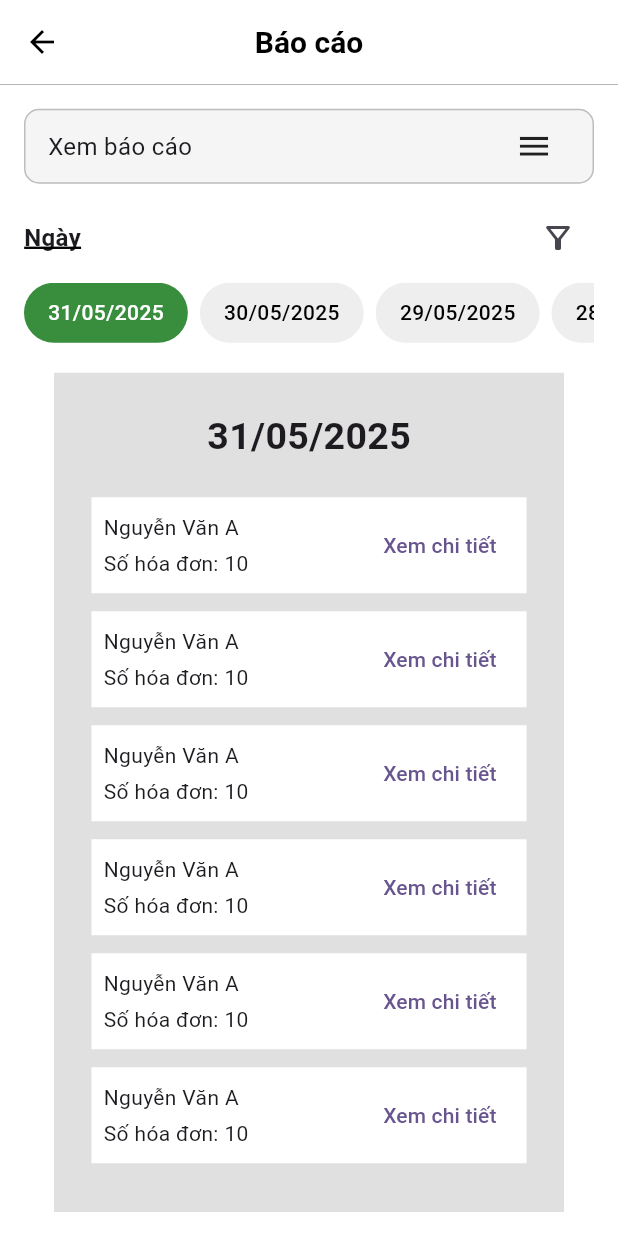
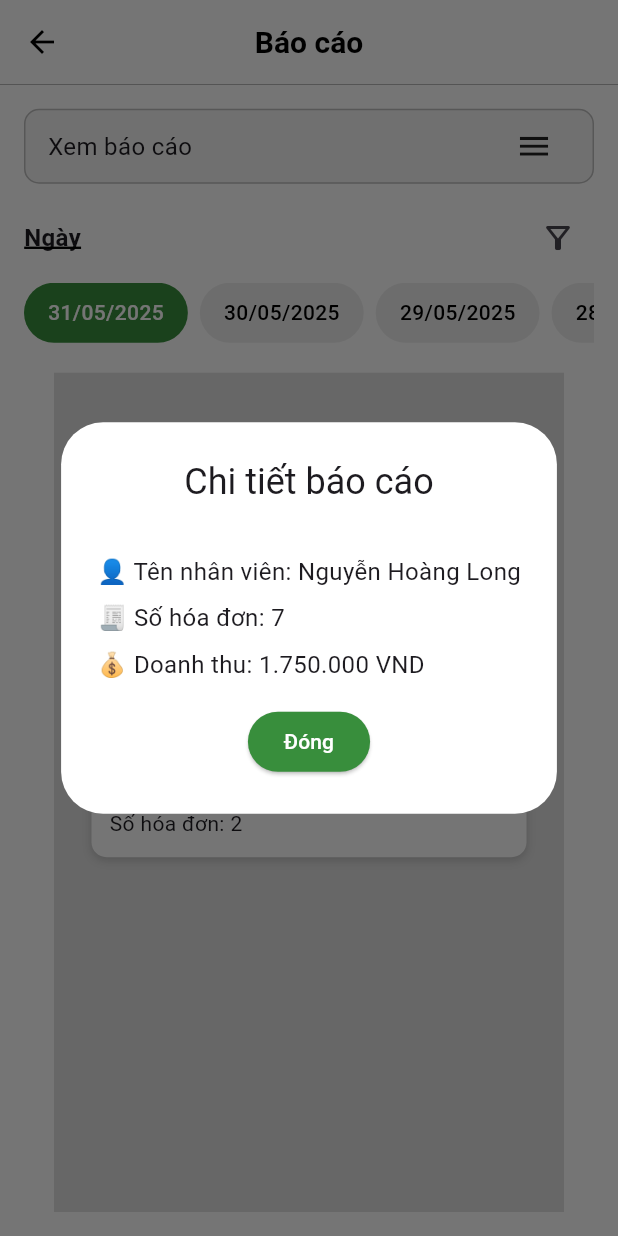
Before and after one commit to DuyHieu2004/Ho-Tro-Nha-Hang-Order---Thanh-Toan---Goi-Mon, a Flutter app: the ReportsScreen screen opened directly, after a tap on "Xem chi tiết", on a phone screen of 412 x 824 dp. Run offline on Flutter 3.47's test engine with Material 3 defaults, Android fonts, the phone set to English and light mode, and no system bars; our stand-ins replace badges, convex_bottom_bar, firebase_auth, firebase_core, fl_chart, flutter_animate and 1 more; accounts and stored records are empty; network calls fail.

Commit message:
Update BaoCao_Screen

```diff
--- /dev/null
+++ b/lib/data/report_data.dart
@@ -0,0 +1,57 @@
+class ReportEntry {
+  final String name;
+  final int invoiceCount;
+  final double revenue;
+  final int customerCount; // Số khách hàng phục vụ
+
+  ReportEntry({
+    required this.name,
+    required this.invoiceCount,
+    required this.revenue,
+    required this.customerCount,
+  });
+}
+
+final Map<String, List<ReportEntry>> mockReportData = {
+  '31/05/2025': [
+    ReportEntry(name: 'Nguyễn Hoàng Long', invoiceCount: 7, revenue: 1750000, customerCount: 10),
+    ReportEntry(name: 'Trần Thu Hà', invoiceCount: 5, revenue: 570000, customerCount: 7),
+    ReportEntry(name: 'Đỗ Hoàng Uyên', invoiceCount: 2, revenue: 170000, customerCount: 2),
+  ],
+  '30/05/2025': [
+    ReportEntry(name: 'Lê Minh Tuấn', invoiceCount: 14, revenue: 2600000, customerCount: 15),
+    ReportEntry(name: 'Phạm Hải Nam', invoiceCount: 8, revenue: 1500000, customerCount: 9),
+  ],
+  '29/05/2025': [
+    ReportEntry(name: 'Ngô Mai Anh', invoiceCount: 16, revenue: 3100000, customerCount: 18),
+    ReportEntry(name: 'Đỗ Trung Kiên', invoiceCount: 7, revenue: 1200000, customerCount: 7),
+  ],
+  '28/05/2025': [
+    ReportEntry(name: 'Hoàng Ngọc Bích', invoiceCount: 18, revenue: 3300000, customerCount: 20),
+    ReportEntry(name: 'Nguyễn Hoàng Long', invoiceCount: 6, revenue: 950000, customerCount: 6),
+  ],
+  '27/05/2025': [
+    ReportEntry(name: 'Trần Thu Hà', invoiceCount: 11, revenue: 1950000, customerCount: 12),
+    ReportEntry(name: 'Lê Minh Tuấn', invoiceCount: 10, revenue: 1800000, customerCount: 11),
+  ],
+  '26/05/2025': [
+    ReportEntry(name: 'Phạm Hải Nam', invoiceCount: 13, revenue: 2400000, customerCount: 14),
+    ReportEntry(name: 'Ngô Mai Anh', invoiceCount: 5, revenue: 870000, customerCount: 5),
+  ],
+  '25/05/2025': [
+    ReportEntry(name: 'Đỗ Trung Kiên', invoiceCount: 9, revenue: 1600000, customerCount: 10),
+    ReportEntry(name: 'Hoàng Ngọc Bích', invoiceCount: 8, revenue: 1500000, customerCount: 9),
+  ],
+  '24/05/2025': [
+    ReportEntry(name: 'Nguyễn Hoàng Long', invoiceCount: 15, revenue: 2800000, customerCount: 17),
+    ReportEntry(name: 'Trần Thu Hà', invoiceCount: 10, revenue: 1900000, customerCount: 11),
+  ],
+  '23/05/2025': [
+    ReportEntry(name: 'Lê Minh Tuấn', invoiceCount: 12, revenue: 2200000, customerCount: 13),
+    ReportEntry(name: 'Phạm Hải Nam', invoiceCount: 7, revenue: 1300000, customerCount: 8),
+  ],
+  '22/05/2025': [
+    ReportEntry(name: 'Ngô Mai Anh', invoiceCount: 14, revenue: 2500000, customerCount: 15),
+    ReportEntry(name: 'Đỗ Trung Kiên', invoiceCount: 6, revenue: 980000, customerCount: 6),
+  ],
+};
--- a/lib/screens/BaoCao_Screen.dart
+++ b/lib/screens/BaoCao_Screen.dart
@@ -1,14 +1,6 @@
 import 'package:flutter/material.dart';
 import 'package:intl/intl.dart';
-
-void main() {
-  runApp(
-    MaterialApp(
-      debugShowCheckedModeBanner: false,
-      home: ReportsScreen(),
-    ),
-  );
-}
+import '../data/report_data.dart';
 
 class ReportsScreen extends StatefulWidget {
   @override
@@ -215,16 +207,20 @@ class _ReportsScreenState extends State<ReportsScreen> {
                   Expanded(
                     child: Center(
                       child: Container(
-                        width: 340, // chiều rộng khung
+                        width: 340,
                         padding: const EdgeInsets.all(25),
                         color: Colors.grey.shade300,
                         child: Column(
                           crossAxisAlignment: CrossAxisAlignment.start,
                           children: [
-                            // Header ngày
+                            // Hiển thị tiêu đề Ngày / Tháng / Năm
                             Center(
                               child: Text(
-                                _formatDate(_recentDates[_selectedDateIndex]),
+                                _selectedFilterType == 'Năm'
+                                    ? 'Năm ${_filterItems[_selectedDateIndex]}'
+                                    : _selectedFilterType == 'Tháng'
+                                    ? 'Tháng ${_filterItems[_selectedDateIndex]}'
+                                    : _formatDate(_recentDates[_selectedDateIndex]),
                                 style: const TextStyle(
                                   fontWeight: FontWeight.bold,
                                   fontSize: 25,
@@ -235,32 +231,90 @@ class _ReportsScreenState extends State<ReportsScreen> {
 
                             // Danh sách báo cáo
                             Expanded(
-                              child: ListView.builder(
-                                itemCount: 6,
+                              child: Builder(
+                                builder: (context) {
+                                  final selectedDateStr = _filterItems[_selectedDateIndex];
+                                  final entries = mockReportData[selectedDateStr] ?? [];
+
+                                  if (entries.isEmpty) {
+                                    return const Center(child: Text('Không có dữ liệu.'));
+                                  }
+
+                                  return ListView.builder(
+                                    itemCount: entries.length,
                                     itemBuilder: (context, index) {
+                                      final entry = entries[index];
                                       return Container(
                                         margin: const EdgeInsets.symmetric(vertical: 6),
-                                    padding: const EdgeInsets.all(8),
+                                        padding: const EdgeInsets.all(12),
+                                        decoration: BoxDecoration(
                                           color: Colors.white,
+                                          borderRadius: BorderRadius.circular(10),
+                                          boxShadow: [
+                                            BoxShadow(
+                                              color: Colors.grey.shade400,
+                                              blurRadius: 4,
+                                              offset: const Offset(0, 2),
+                                            )
+                                          ],
+                                        ),
                                         child: Row(
                                           mainAxisAlignment: MainAxisAlignment.spaceBetween,
                                           children: [
                                             Column(
                                               crossAxisAlignment: CrossAxisAlignment.start,
-                                          children: const [
-                                            Text('Nguyễn Văn A'),
-                                            SizedBox(height: 4),
-                                            Text('Số hóa đơn: 10'),
+                                              children: [
+                                                Text(entry.name,
+                                                    style: const TextStyle(
+                                                        fontSize: 16, fontWeight: FontWeight.bold)),
+                                                const SizedBox(height: 4),
+                                                Text('Số hóa đơn: ${entry.invoiceCount}'),
                                               ],
                                             ),
                                             TextButton(
                                               onPressed: () {
-                                            // TODO: xử lý xem chi tiết
+                                                showDialog(
+                                                  context: context,
+                                                  builder: (BuildContext context) {
+                                                    return AlertDialog(
+                                                      backgroundColor: Colors.white,
+                                                      title: const Center(child: Text('Chi tiết báo cáo')),
+                                                      content: Column(
+                                                        mainAxisSize: MainAxisSize.min,
+                                                        crossAxisAlignment: CrossAxisAlignment.start,
+                                                        children: [
+                                                          const SizedBox(height: 16),
+                                                          Text('👤 Tên nhân viên: ${entry.name}', style: const TextStyle(fontSize: 16)),
+                                                          const SizedBox(height: 8),
+                                                          Text('🧾 Số hóa đơn: ${entry.invoiceCount}', style: const TextStyle(fontSize: 16)),
+                                                          const SizedBox(height: 8),
+                                                          Text('💰 Doanh thu: ${NumberFormat('#,###', 'vi_VN').format(entry.revenue)} VND',
+                                                            style: const TextStyle(fontSize: 16),
+                                                          ),
+                                                          const SizedBox(height: 16),
+                                                          Align(
+                                                            alignment: Alignment.center,
+                                                            child: ElevatedButton(
+                                                              onPressed: () => Navigator.pop(context),
+                                                              style: ElevatedButton.styleFrom(
+                                                                backgroundColor: Colors.green[700], // nền xanh
+                                                                foregroundColor: Colors.white, // chữ trắng
+                                                              ),
+                                                              child: const Text('Đóng'),
+                                                            ),
+                                                          ),
+                                                        ],
+                                                      ),
+                                                    );
+                                                  },
+                                                );
                                               },
                                               child: const Text('Xem chi tiết'),
                                             ),
                                           ],
                                         ),
+                                      );
+                                    },
                                   );
                                 },
                               ),
@@ -274,7 +328,7 @@ class _ReportsScreenState extends State<ReportsScreen> {
               )
                   : Column(
                   children: [
-                  _buildReportCard(),
+                    _buildReportCard(_filterItems[_selectedDateIndex]),
                   const SizedBox(height: 24),
                   SizedBox(
                     width: double.infinity,
@@ -302,7 +356,13 @@ class _ReportsScreenState extends State<ReportsScreen> {
   }
 }
 
-Widget _buildReportCard() {
+Widget _buildReportCard(String dateKey) {
+  final entries = mockReportData[dateKey] ?? [];
+
+  final totalInvoices = entries.fold<int>(0, (sum, e) => sum + e.invoiceCount);
+  final totalRevenue = entries.fold<double>(0.0, (sum, e) => sum + e.revenue);
+  final nguoiLap = entries.isNotEmpty ? entries.first.name : "Chưa rõ";
+
   return Container(
     width: 320,
     padding: const EdgeInsets.all(16),
@@ -310,10 +370,10 @@ Widget _buildReportCard() {
       color: Colors.grey.shade200,
       borderRadius: BorderRadius.circular(8),
     ),
-    child: const Column(
+    child: Column(
       crossAxisAlignment: CrossAxisAlignment.start,
       children: [
-        Center(
+        const Center(
           child: Text(
             'Bản báo cáo',
             style: TextStyle(
@@ -323,36 +383,37 @@ Widget _buildReportCard() {
             ),
           ),
         ),
-        SizedBox(height: 20),
+        const SizedBox(height: 20),
         Row(
           mainAxisAlignment: MainAxisAlignment.spaceBetween,
           children: [
-            Text('Ngày', style: TextStyle(fontSize: 16, fontWeight: FontWeight.bold)),
-            Text('15/2/2025', style: TextStyle(fontSize: 16)),
+            const Text('Ngày', style: TextStyle(fontSize: 16, fontWeight: FontWeight.bold)),
+            Text(dateKey, style: const TextStyle(fontSize: 16)),
           ],
         ),
-        SizedBox(height: 14),
+        const SizedBox(height: 14),
         Row(
           mainAxisAlignment: MainAxisAlignment.spaceBetween,
           children: [
-            Text('Hóa đơn', style: TextStyle(fontSize: 16, fontWeight: FontWeight.bold)),
-            Text('15', style: TextStyle(fontSize: 16)),
+            const Text('Hóa đơn', style: TextStyle(fontSize: 16, fontWeight: FontWeight.bold)),
+            Text('$totalInvoices', style: const TextStyle(fontSize: 16)),
           ],
         ),
-        SizedBox(height: 14),
+        const SizedBox(height: 14),
         Row(
           mainAxisAlignment: MainAxisAlignment.spaceBetween,
           children: [
-            Text('Doanh thu', style: TextStyle(fontSize: 16, fontWeight: FontWeight.bold)),
-            Text('15.000', style: TextStyle(fontSize: 16)),
+            const Text('Doanh thu', style: TextStyle(fontSize: 16, fontWeight: FontWeight.bold)),
+            Text('${NumberFormat("#,##0", "vi_VN").format(totalRevenue)} đ',
+                style: const TextStyle(fontSize: 16)),
           ],
         ),
-        SizedBox(height: 14),
+        const SizedBox(height: 14),
         Row(
           mainAxisAlignment: MainAxisAlignment.spaceBetween,
           children: [
-            Text('Người lập', style: TextStyle(fontSize: 16, fontWeight: FontWeight.bold)),
-            Text('Nguyen Van A', style: TextStyle(fontSize: 16)),
+            const Text('Người lập', style: TextStyle(fontSize: 16, fontWeight: FontWeight.bold)),
+            Text(nguoiLap, style: const TextStyle(fontSize: 16)),
           ],
         ),
       ],
```
Also changed, not shown: lib/screens/Home_Screen.dart (+19 -1 lines). Lines whose indentation alone changed are shown as unchanged.
